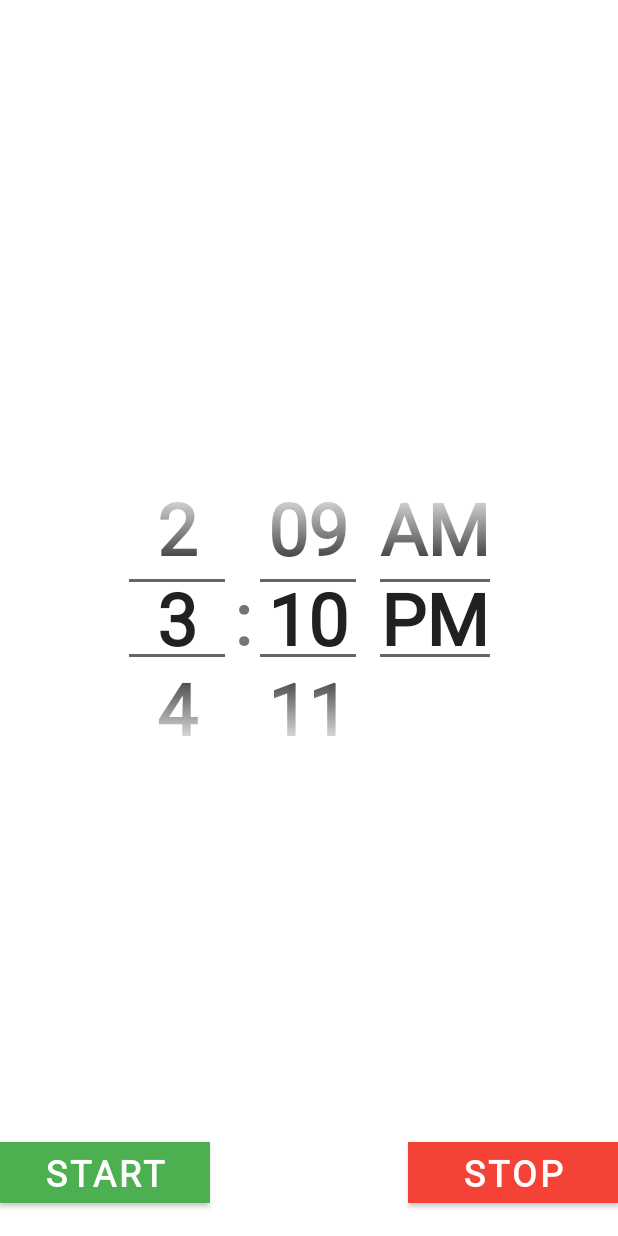
After one commit to IDemetrus/worktime, an Android app: the layout fragment_timer.xml on its own in the app's theme, with its tools: preview values and no code run, on a phone screen of 412 x 824 dp. The commit adds this screen. Run offline under Robolectric (Android 15) with nearby library versions, the phone set to English and light mode, and no system bars.

Commit message:
add fragment, moved all content, timer works

```diff
--- a/app/build.gradle
+++ b/app/build.gradle
@@ -2,6 +2,8 @@ plugins {
     id 'com.android.application'
     id 'kotlin-android'
 }
+
+apply plugin: 'kotlin-kapt'
 
 android {
     compileSdkVersion 30
@@ -53,4 +55,8 @@ dependencies {
     //Architecture components
     implementation "androidx.lifecycle:lifecycle-viewmodel-ktx:$lifecycle_version"
 
+    //RxJava2
+    implementation 'io.reactivex.rxjava2:rxjava:2.2.4'
+    implementation 'io.reactivex.rxjava2:rxkotlin:2.3.0'
+    implementation 'io.reactivex.rxjava2:rxandroid:2.1.0'
 }
--- /dev/null
+++ b/app/src/main/res/layout/fragment_timer.xml
@@ -0,0 +1,45 @@
+<?xml version="1.0" encoding="utf-8"?>
+<androidx.constraintlayout.widget.ConstraintLayout xmlns:android="http://schemas.android.com/apk/res/android"
+    xmlns:app="http://schemas.android.com/apk/res-auto"
+    xmlns:tools="http://schemas.android.com/tools"
+    android:layout_width="match_parent"
+    android:layout_height="match_parent"
+    tools:context=".TimerFragment">
+
+
+    <TextView
+        android:id="@+id/timerTv"
+        style="@style/TimerClockText"
+        android:layout_width="wrap_content"
+        android:layout_height="wrap_content"
+        android:text="@string/timer_text"
+        app:layout_constraintBottom_toBottomOf="parent"
+        app:layout_constraintEnd_toEndOf="parent"
+        app:layout_constraintHorizontal_bias="0.5"
+        app:layout_constraintStart_toStartOf="parent"
+        app:layout_constraintTop_toTopOf="parent" />
+
+    <Button
+        android:id="@+id/timerBtnStart"
+        style="@style/TimerBtnStart"
+        android:layout_width="wrap_content"
+        android:layout_height="wrap_content"
+        android:layout_marginBottom="16dp"
+        android:text="@string/start_btn"
+        app:layout_constraintBottom_toBottomOf="parent"
+        app:layout_constraintStart_toStartOf="parent" />
+
+    <Button
+        android:id="@+id/timerBtnStop"
+        style="@style/TimerBtnStop"
+        android:layout_width="wrap_content"
+        android:layout_height="wrap_content"
+        android:layout_marginBottom="16dp"
+        android:text="@string/stop_btn"
+        app:layout_constraintBottom_toBottomOf="parent"
+        app:layout_constraintEnd_toEndOf="parent" />
+
+    <include layout="@layout/time_picker" />
+
+
+</androidx.constraintlayout.widget.ConstraintLayout>
```
Also changed, not shown: app/src/main/java/com/example/worktime/MainActivity.kt (+6 -83 lines), app/src/main/java/com/example/worktime/MainViewModel.kt (added, +24 -0 lines), app/src/main/java/com/example/worktime/TimerFragment.kt (added, +95 -0 lines), app/src/main/res/layout/activity_main.xml (+6 -31 lines), gradle/wrapper/gradle-wrapper.properties.
